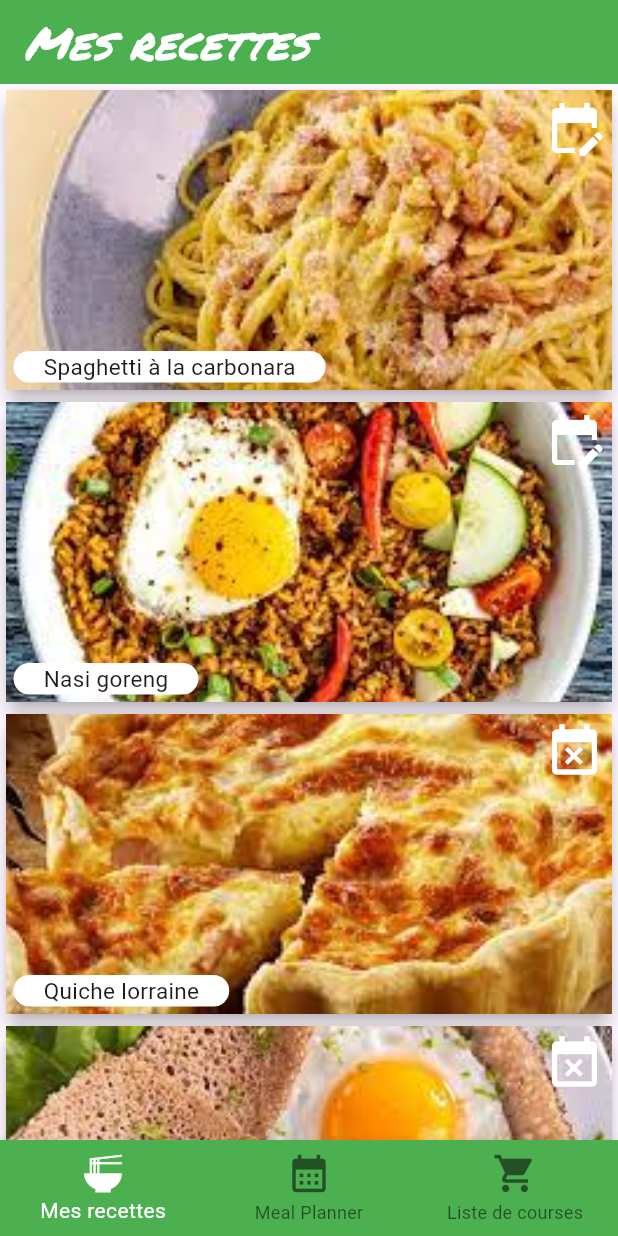
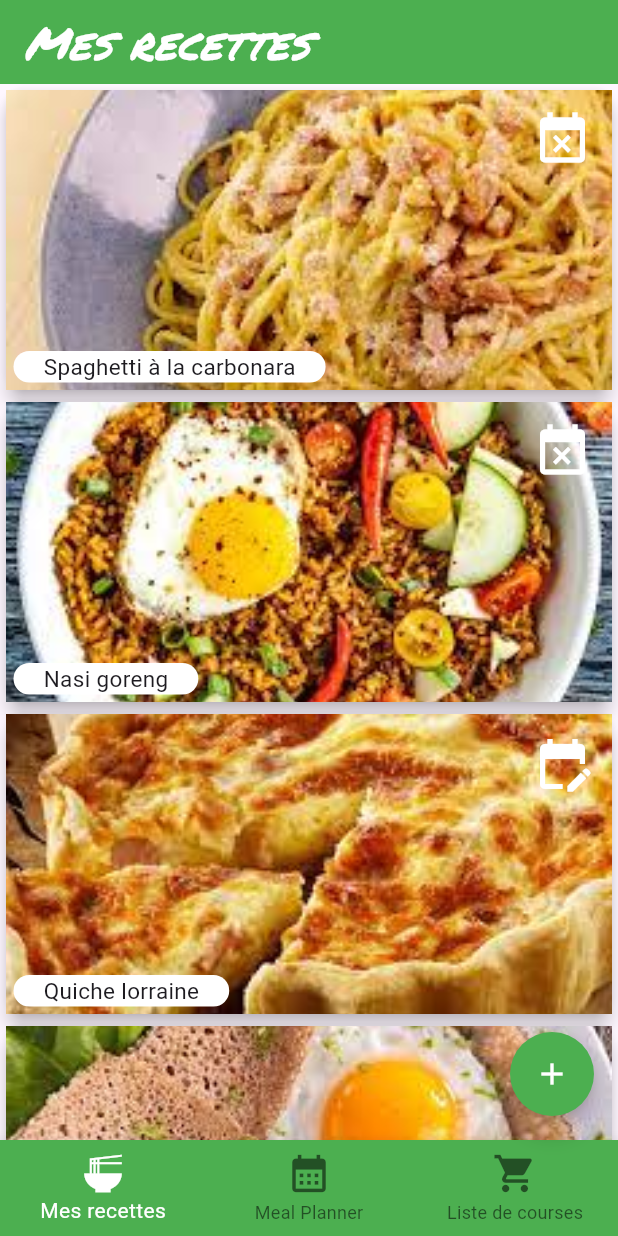
Before and after one commit to olivier-chatelin/chop_shop, a Flutter app: the screen it shows after launch, on a phone screen of 412 x 824 dp. Run offline on Flutter 3.47's test engine with Material 3 defaults, Android fonts, the phone set to English and light mode, and no system bars; our stand-ins replace google_fonts.

Commit message:
Add adder recipe button

```diff
--- a/lib/view/recipes/recipes.dart
+++ b/lib/view/recipes/recipes.dart
@@ -18,10 +18,10 @@ class _HomeState extends State<Home> {
 
   }
   void plan (int index) {
-     print(index);
      setState(() {
        widget.recipes[index].isPlanned = ! widget.recipes[index].isPlanned;
      });
+     print(widget.recipes[index]);
   }
 
   @override
@@ -46,7 +46,13 @@ class _HomeState extends State<Home> {
           itemBuilder: (context, index) => RecipeCard(recipe: widget.recipes[index], plan: plan, index: index,),
           itemCount: widget.recipes.length,
           // separatorBuilder: (BuildContext context, int index) {  },
-      )
+      ),
+      floatingActionButton: FloatingActionButton(
+        backgroundColor: Colors.green,
+        shape: const CircleBorder(),
+        onPressed: ()=>print('add recipe'),
+        child: const Icon(Icons.add, color: Colors.white,),
+      ),
 
 
     );
--- a/lib/view/recipes/widgets/recipe_card.dart
+++ b/lib/view/recipes/widgets/recipe_card.dart
@@ -22,7 +22,6 @@ class RecipeCard extends StatelessWidget {
                   fit: BoxFit.cover,
                   child: InkWell(
                     onTap: () => print('tap'),
-                    onLongPress: ()=> plan(index),
                   ),
                 ),
               Container(
@@ -35,8 +34,12 @@ class RecipeCard extends StatelessWidget {
                       children: [
                         Container(
                           margin: const EdgeInsets.all(5),
-                          child:  Icon(recipe.isPlanned ? Icons.edit_calendar :  Icons.event_busy, color: Colors.white,size: 40),
-                        )
+                          child:  IconButton(
+                            // icon: recipe.isPlanned ? Icons.event_busy :  Icons.edit_calendar,
+                            icon: Icon(recipe.isPlanned ? Icons.event_busy :  Icons.edit_calendar, color: Colors.white, size: 40),
+                            onPressed: () => plan(index),
+                          ),
+                        ),
                       ],
                     ),
                     Row(
```
